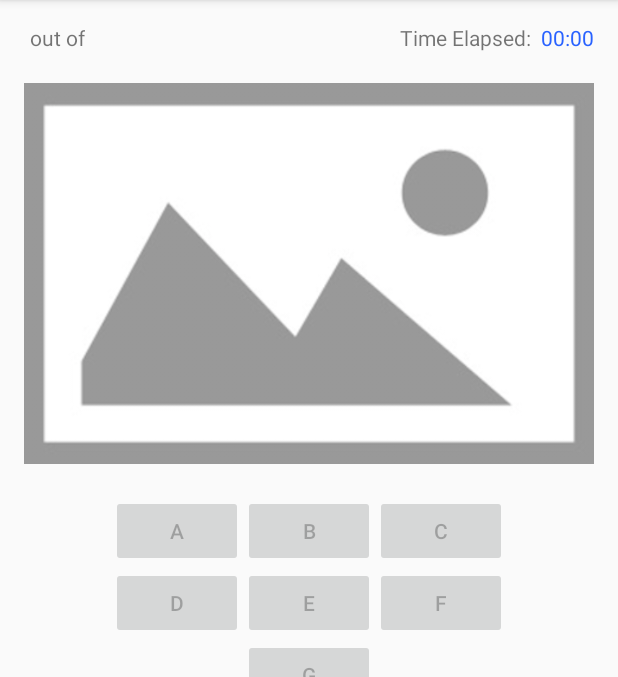
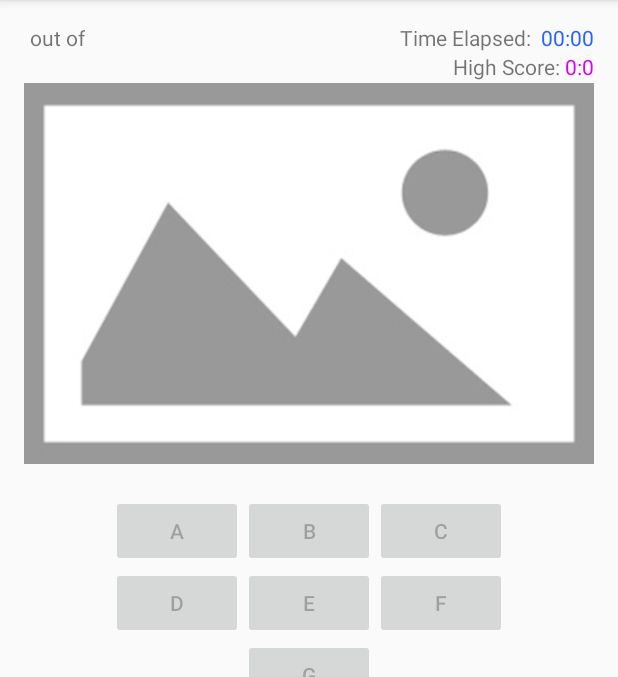
Before and after one commit to kevink97/Sight-Reading-Skill-Builder, an Android app: the screen it shows after launch (MainActivity), on a phone screen of 412 x 824 dp, the part 84-761 px from its top. Run offline under Robolectric (Android 15) with nearby library versions, the phone set to English and light mode, and no system bars.

Commit message:
Added High Score functionality/display and an improved UX to show completion of game.

```diff
--- a/app/src/main/res/layout/activity_main.xml
+++ b/app/src/main/res/layout/activity_main.xml
@@ -19,11 +19,11 @@
 
     <TextView
         android:id="@+id/outOfText"
-        android:paddingLeft="4dp"
-        android:paddingRight="4dp"
         android:layout_width="wrap_content"
         android:layout_height="wrap_content"
         android:layout_toRightOf="@id/completed"
+        android:paddingLeft="4dp"
+        android:paddingRight="4dp"
         android:paddingTop="10dp"
         android:text="out of"/>
 
@@ -37,21 +37,21 @@
 
     <Chronometer
         android:id="@+id/chrono"
-        android:format="%s"
         android:layout_width="wrap_content"
         android:layout_height="wrap_content"
+        android:layout_alignParentRight="true"
+        android:format="%s"
         android:paddingTop="10dp"
-        android:layout_alignParentRight="true"
-        android:textSize="14sp"
-        android:textColor="#2962ff"/>
+        android:textColor="#2962ff"
+        android:textSize="14sp"/>
 
     <TextView
         android:id="@+id/elapseText"
         android:layout_width="wrap_content"
         android:layout_height="wrap_content"
-        android:text="Time Elapsed:  "
+        android:layout_toLeftOf="@id/chrono"
         android:paddingTop="10dp"
-        android:layout_toLeftOf="@id/chrono"/>
+        android:text="Time Elapsed:  "/>
 
     <ImageView
         android:id="@+id/noteImage"
@@ -150,4 +150,25 @@
         android:onClick="intiateGame"
         android:text="New Game"
         android:textAllCaps="false"/>
+
+
+    <TextView
+        android:id="@+id/score_value_text"
+        android:layout_width="wrap_content"
+        android:layout_height="wrap_content"
+        android:layout_alignParentRight="true"
+        android:layout_below="@+id/chrono"
+        android:text="@string/high_score_default"
+        android:textAppearance="?android:attr/textAppearanceSmall"
+        android:textColor="#d500f9"/>
+
+    <TextView
+        android:id="@+id/high_score_text"
+        android:layout_width="wrap_content"
+        android:layout_height="wrap_content"
+        android:layout_below="@id/elapseText"
+        android:layout_toLeftOf="@id/score_value_text"
+        android:text="High Score: "
+        android:textAppearance="?android:attr/textAppearanceSmall"/>
+
 </RelativeLayout>
--- a/app/src/main/res/values/strings.xml
+++ b/app/src/main/res/values/strings.xml
@@ -1,3 +1,6 @@
 <resources>
     <string name="app_name">Sight Reading Skill Builder</string>
+
+    <string name="high_score_default">0</string>
+    <string name="high_score_key">score</string>
 </resources>
```
Also changed, not shown: app/src/main/java/me/kevinkang/sightreadingskillbuilder/MainActivity.java (+82 -3 lines).
